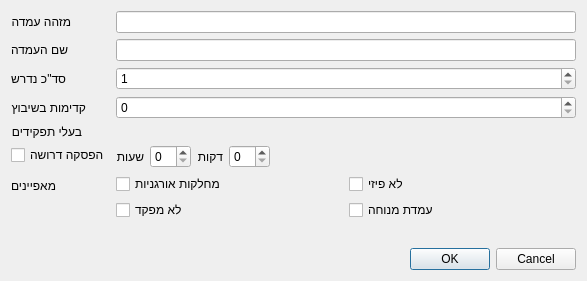
Before: the Qt Designer form Ui/PositionDialog.ui in omertal88/shavzak, drawn with Qt 5.
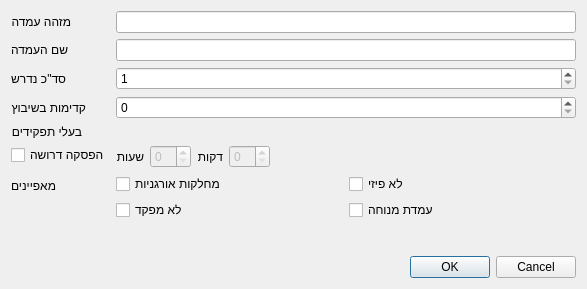
After: the same form once the commit is applied. Custom widgets are drawn as their Qt base class.

What changed in the file:
```diff
--- a/Ui/PositionDialog.ui
+++ b/Ui/PositionDialog.ui
@@ -10,7 +10,7 @@
     <x>0</x>
     <y>0</y>
     <width>587</width>
-    <height>281</height>
+    <height>289</height>
    </rect>
   </property>
   <property name="windowTitle">
@@ -136,7 +136,11 @@
          </widget>
         </item>
         <item>
-         <widget class="QSpinBox" name="spacingHourSpin"/>
+         <widget class="QSpinBox" name="spacingHourSpin">
+          <property name="enabled">
+           <bool>false</bool>
+          </property>
+         </widget>
         </item>
         <item>
          <widget class="QLabel" name="label_7">
@@ -146,7 +150,11 @@
          </widget>
         </item>
         <item>
-         <widget class="QSpinBox" name="spacingMinuteSpin"/>
+         <widget class="QSpinBox" name="spacingMinuteSpin">
+          <property name="enabled">
+           <bool>false</bool>
+          </property>
+         </widget>
         </item>
         <item>
          <spacer name="horizontalSpacer">
```
Left out of the diff: 40 changed lines with no effect on the pictures.
